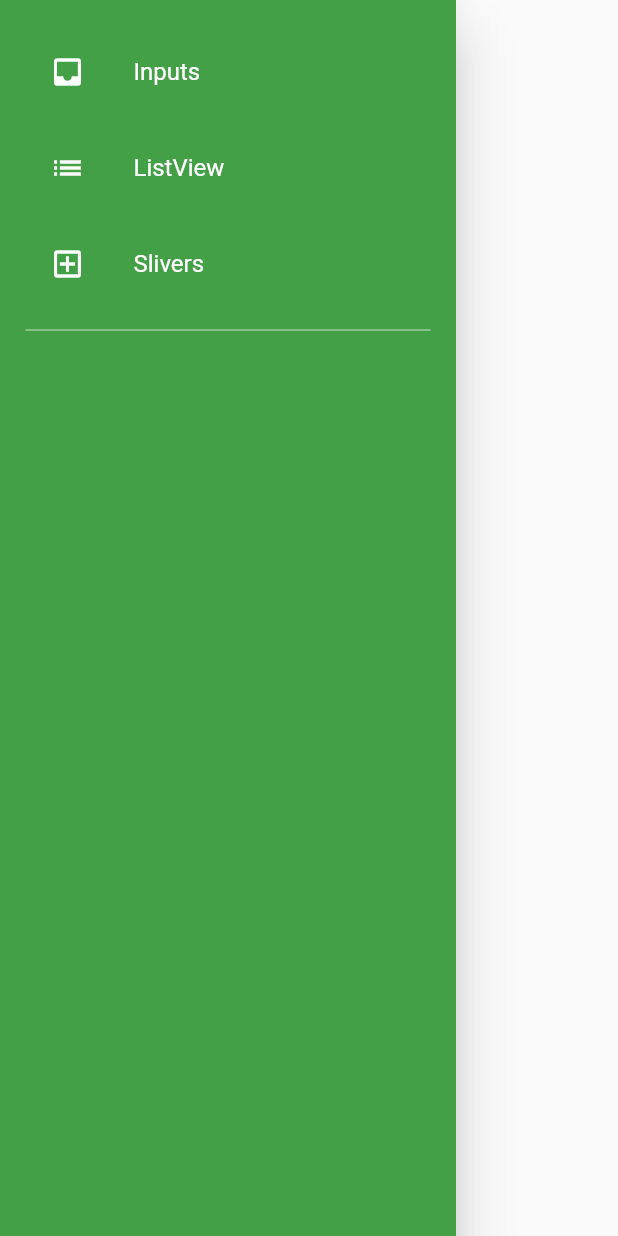
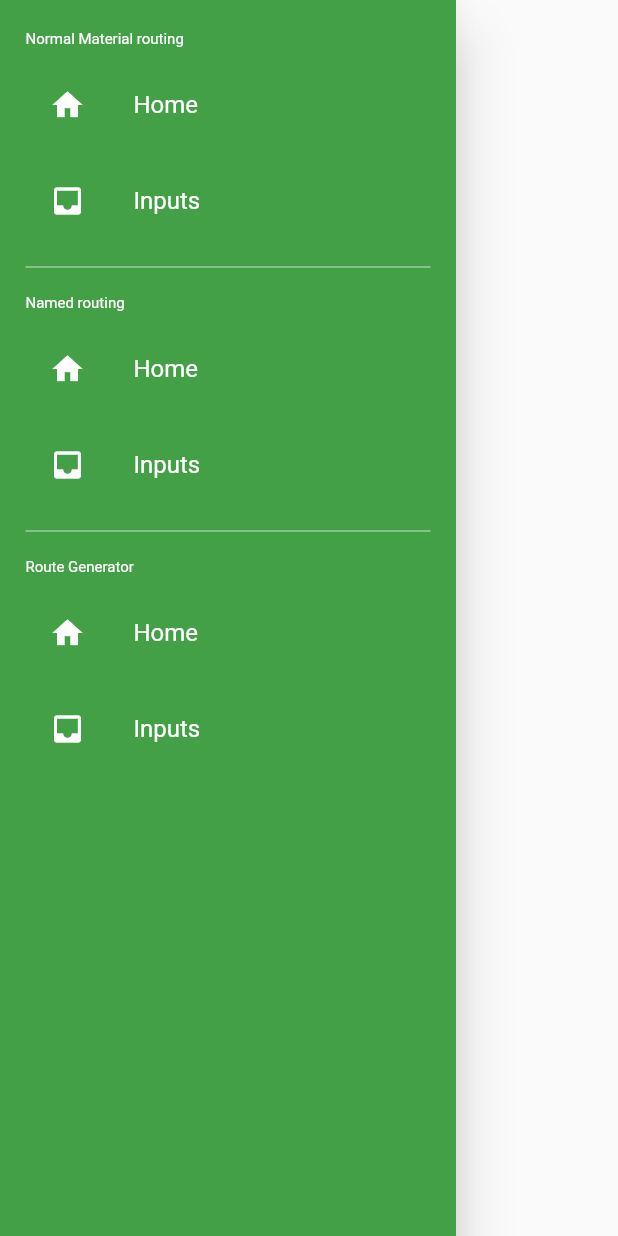
Before and after one commit to ArnabDutta246/flutter-all-basic-learning, a Flutter app: the NavigationDrawer widget shown alone on an empty page, opened directly, on a phone screen of 412 x 824 dp. Run offline on Flutter 3.47's test engine with Material 2 defaults, Android fonts, the phone set to English and light mode, and no system bars.

Commit message:
generated route function added

```diff
--- a/lib/main.dart
+++ b/lib/main.dart
@@ -1,5 +1,7 @@
 import 'package:flutter/material.dart';
+import 'package:flutter_basic/inputFiled/inputFields.main.dart';
 import 'package:flutter_basic/navigationDrawer/navigationDrawer.main.dart';
+import 'package:flutter_basic/navigationDrawer/route_generatr/route_generator.main.dart';
 
 void main() {
   runApp(MyApp());
@@ -18,6 +20,40 @@ class MyApp extends StatelessWidget {
         primarySwatch: Colors.lightGreen,
       ),
       home: MainPage(),
+
+      /**
+       * if we want to use name routes
+       * `@route` property are available in
+       * `MaterialApp()` widgets
+       * --------------
+       * ## Pros:
+       *  1) easily call and pass static data
+       * ------------------------------
+       * ## Corns:
+       * 1) can't pass dynamic data
+       */
+      // code
+      routes: {
+        '/home': (_) => MainPage(),
+        '/inputFieldWidget': (_) => InputFieldWidget(
+              data: 'abc',
+            ),
+      },
+      /**
+       * if we want to use name routes
+       * `@onGenetateRoute` property are available in
+       * `MaterialApp()` widgets
+       * --------------
+       * ## Pros:
+       *  1) we can pass and validate data
+       *    using route
+       *  2) can work as auth guard
+       * ------------------------------
+       * ## Corns:
+       * 1)
+       */
+      initialRoute: '/home',
+      onGenerateRoute: RouteGenerator.generatorRoute,
     );
   }
 }
--- a/lib/navigationDrawer/navigationDrawer.main.dart
+++ b/lib/navigationDrawer/navigationDrawer.main.dart
@@ -1,5 +1,6 @@
 import 'package:flutter/material.dart';
 import 'package:flutter_basic/inputFiled/inputFields.main.dart';
+import 'package:flutter_basic/main.dart';
 
 class NavigationDrawer extends StatelessWidget {
   const NavigationDrawer({Key? key}) : super(key: key);
@@ -15,6 +16,23 @@ class NavigationDrawer extends StatelessWidget {
             const SizedBox(
               height: 20,
             ),
+            Text(
+              'Normal Material routing',
+              style: TextStyle(
+                fontSize: 10.00,
+                color: Colors.white,
+              ),
+            ),
+            const SizedBox(
+              height: 10,
+            ),
+            singleMenuItem(
+                text: 'Home',
+                icon: Icons.home,
+                onClicked: () => selectedRoutes(context, 0)),
+            const SizedBox(
+              height: 8,
+            ),
             singleMenuItem(
                 text: 'Inputs',
                 icon: Icons.inbox,
@@ -22,18 +40,36 @@ class NavigationDrawer extends StatelessWidget {
             const SizedBox(
               height: 8,
             ),
+
+            Divider(
+              color: Colors.white70,
+            ),
+            const SizedBox(
+              height: 10,
+            ),
+            //======================
+            // name Routing
+            Text(
+              'Named routing',
+              style: TextStyle(
+                fontSize: 10.00,
+                color: Colors.white,
+              ),
+            ),
+            const SizedBox(
+              height: 10,
+            ),
             singleMenuItem(
-                text: 'ListView',
-                icon: Icons.list,
-                onClicked: () => selectedRoutes(context, 2)),
+                text: 'Home',
+                icon: Icons.home,
+                onClicked: () => selectedNamedRoutes(context, 0)),
             const SizedBox(
               height: 8,
             ),
             singleMenuItem(
-              text: 'Slivers',
-              icon: Icons.add_box_outlined,
-              onClicked: () => selectedRoutes(context, 3),
-            ),
+                text: 'Inputs',
+                icon: Icons.inbox,
+                onClicked: () => selectedNamedRoutes(context, 1)),
             const SizedBox(
               height: 8,
             ),
@@ -41,7 +77,33 @@ class NavigationDrawer extends StatelessWidget {
               color: Colors.white70,
             ),
             const SizedBox(
-              height: 20,
+              height: 10,
+            ),
+            //======================
+            // name Routing
+            Text(
+              'Route Generator',
+              style: TextStyle(
+                fontSize: 10.00,
+                color: Colors.white,
+              ),
+            ),
+            const SizedBox(
+              height: 10,
+            ),
+            singleMenuItem(
+                text: 'Home',
+                icon: Icons.home,
+                onClicked: () => selectedGeneratedRoutes(context, 0)),
+            const SizedBox(
+              height: 8,
+            ),
+            singleMenuItem(
+                text: 'Inputs',
+                icon: Icons.inbox,
+                onClicked: () => selectedGeneratedRoutes(context, 1)),
+            const SizedBox(
+              height: 8,
             ),
           ],
         ),
@@ -53,12 +115,47 @@ class NavigationDrawer extends StatelessWidget {
 void selectedRoutes(BuildContext context, int index) {
   Navigator.of(context).pop();
   switch (index) {
+    case 0:
+      Navigator.of(context).push(
+        MaterialPageRoute(
+          builder: (context) => MainPage(),
+        ),
+      );
+      break;
     case 1:
       Navigator.of(context).push(
         MaterialPageRoute(
-          builder: (context) => InputFieldWidget(),
+          builder: (context) =>
+              InputFieldWidget(data: "Passing Data Input field widget"),
         ),
       );
+      break;
+    default:
+  }
+}
+
+void selectedNamedRoutes(BuildContext context, int index) {
+  Navigator.of(context).pop();
+  switch (index) {
+    case 0:
+      Navigator.of(context).pushNamed('/home');
+      break;
+    case 1:
+      Navigator.of(context).pushNamed('/inputFieldWidget');
+      break;
+    default:
+  }
+}
+
+void selectedGeneratedRoutes(BuildContext context, int index) {
+  Navigator.of(context).pop();
+  switch (index) {
+    case 0:
+      Navigator.of(context).pushNamed('/home');
+      break;
+    case 1:
+      Navigator.of(context)
+          .pushNamed('/inputFieldWidget', arguments: 'Hellow there');
       break;
     default:
   }
```
Also changed, not shown: lib/inputFiled/inputFields.main.dart (+12 -1 lines), lib/navigationDrawer/route_generatr/route_generator.main.dart (added, +39 -0 lines).
